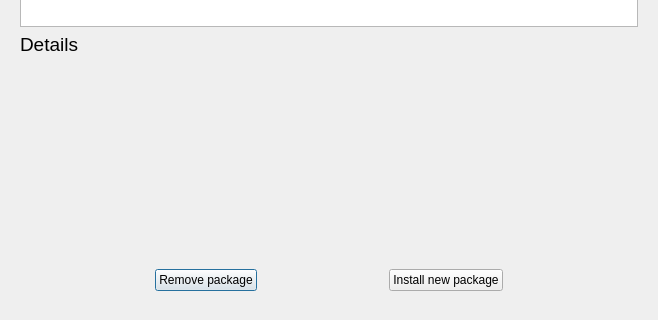
Before: the Qt Designer form src/ui/package_manager.ui in Mudlet/Mudlet, drawn with Qt 5; both pictures show x 0 to 658 and y 464 to 784 of the 658 by 784 pixel window.
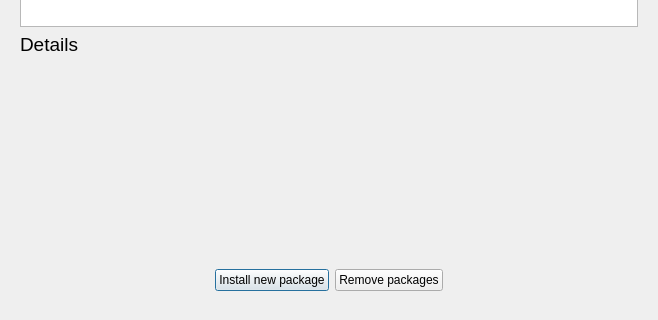
After: the same form once the commit is applied.

The edit to the form file:
```diff
--- a/src/ui/package_manager.ui
+++ b/src/ui/package_manager.ui
@@ -182,29 +182,20 @@
         </property>
         <layout class="QHBoxLayout" name="horizontalLayout">
          <item>
-          <widget class="QPushButton" name="removeButton">
-           <property name="sizePolicy">
-            <sizepolicy hsizetype="Fixed" vsizetype="Fixed">
-             <horstretch>0</horstretch>
-             <verstretch>0</verstretch>
-            </sizepolicy>
+          <spacer name="horizontalSpacer">
+           <property name="orientation">
+            <enum>Qt::Horizontal</enum>
            </property>
-           <property name="focusPolicy">
-            <enum>Qt::TabFocus</enum>
+           <property name="sizeHint" stdset="0">
+            <size>
+             <width>40</width>
+             <height>20</height>
+            </size>
            </property>
-           <property name="text">
-            <string>Remove package</string>
-           </property>
-          </widget>
+          </spacer>
          </item>
          <item>
           <widget class="QPushButton" name="installButton">
-           <property name="sizePolicy">
-            <sizepolicy hsizetype="Fixed" vsizetype="Fixed">
-             <horstretch>0</horstretch>
-             <verstretch>0</verstretch>
-            </sizepolicy>
-           </property>
            <property name="focusPolicy">
             <enum>Qt::TabFocus</enum>
            </property>
@@ -216,6 +207,29 @@
            </property>
           </widget>
          </item>
+         <item>
+          <widget class="QPushButton" name="removeButton">
+           <property name="focusPolicy">
+            <enum>Qt::TabFocus</enum>
+           </property>
+           <property name="text">
+            <string>Remove packages</string>
+           </property>
+          </widget>
+         </item>
+         <item>
+          <spacer name="horizontalSpacer_2">
+           <property name="orientation">
+            <enum>Qt::Horizontal</enum>
+           </property>
+           <property name="sizeHint" stdset="0">
+            <size>
+             <width>40</width>
+             <height>20</height>
+            </size>
+           </property>
+          </spacer>
+         </item>
         </layout>
        </widget>
       </item>
```
Left out of the diff: 1 changed line with no effect on the pictures.
